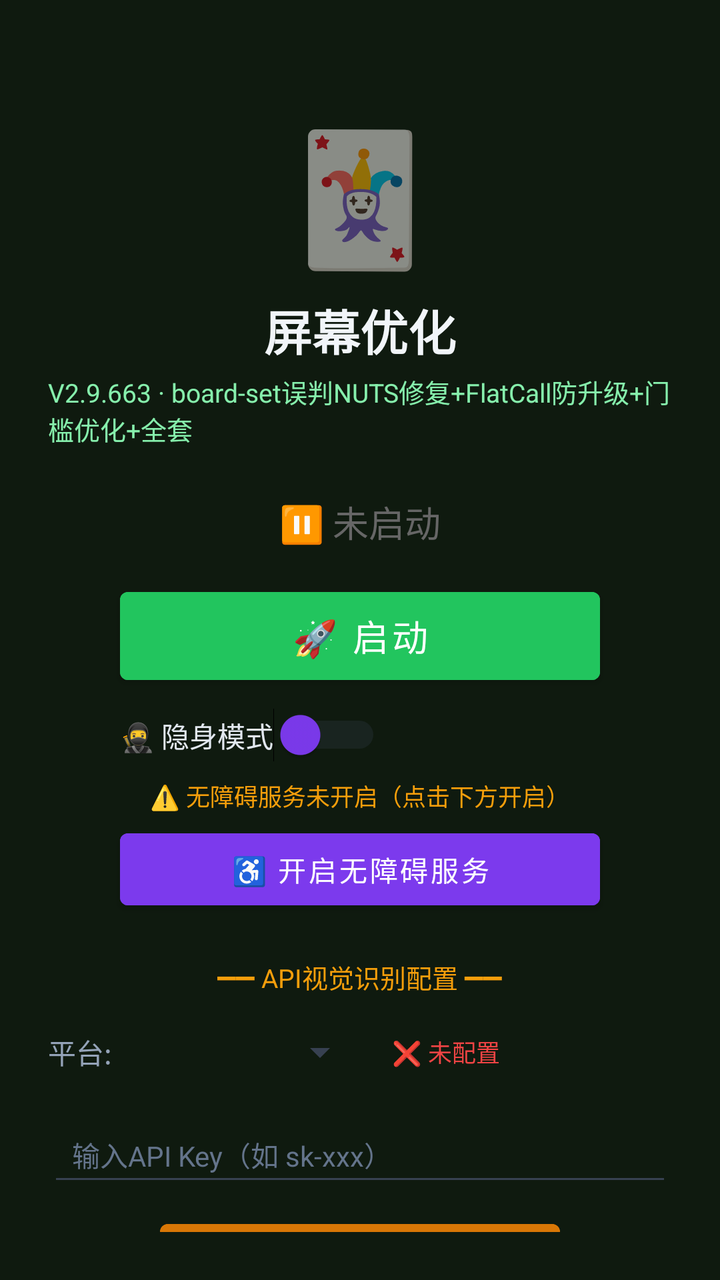
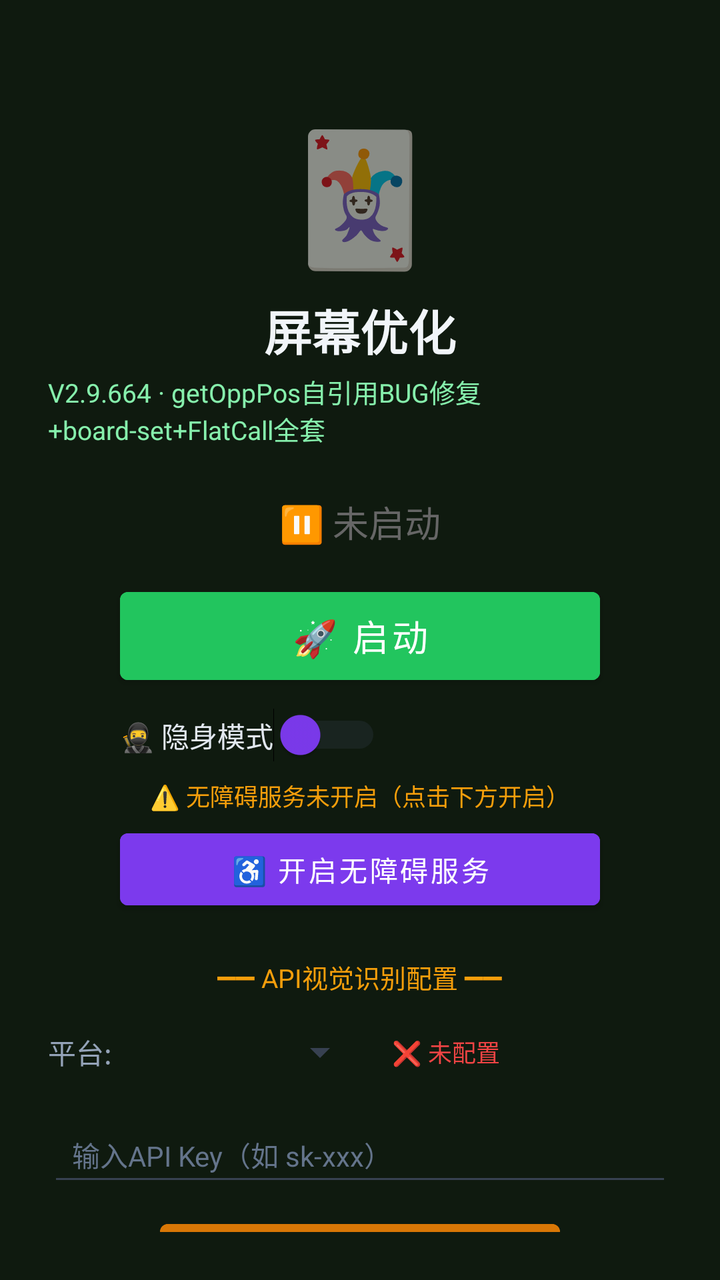

Screens rendered from an Android XML layout before and after an edit, with the pre-edit source and the edit as a unified diff.
<!-- AndroidManifest.xml: activity theme Theme.MjScreenshot -->
<!-- res/layout/activity_main.xml -->
<?xml version="1.0" encoding="utf-8"?>
<LinearLayout xmlns:android="http://schemas.android.com/apk/res/android"
    android:layout_width="match_parent"
    android:layout_height="match_parent"
    android:orientation="vertical"
    android:background="#0f1a0f"
    android:padding="24dp"
    android:gravity="center_horizontal">

    <TextView
        android:layout_width="wrap_content"
        android:layout_height="wrap_content"
        android:text="🃏"
        android:textSize="64sp"
        android:layout_marginTop="30dp" />

    <TextView
        android:layout_width="wrap_content"
        android:layout_height="wrap_content"
        android:text="屏幕优化"
        android:textSize="24sp"
        android:textColor="#f1f5f9"
        android:textStyle="bold"
        android:layout_marginTop="8dp" />

    <TextView
        android:layout_width="wrap_content"
        android:layout_height="wrap_content"
        android:text="V2.9.663 · board-set误判NUTS修复+FlatCall防升级+门槛优化+全套"
        android:textSize="13sp"
        android:textColor="#86efac"
        android:layout_marginTop="4dp" />

    <TextView
        android:id="@+id/tvStatus"
        android:layout_width="wrap_content"
        android:layout_height="wrap_content"
        android:text="⏸ 未启动"
        android:textSize="18sp"
        android:textColor="#666666"
        android:layout_marginTop="24dp" />

    <Button
        android:id="@+id/btnStart"
        android:layout_width="240dp"
        android:layout_height="56dp"
        android:text="🚀 启动"
        android:textSize="18sp"
        android:textColor="#ffffff"
        android:backgroundTint="#22c55e"
        android:layout_marginTop="16dp" />

    <Button
        android:id="@+id/btnHelper"
        android:layout_width="240dp"
        android:layout_height="56dp"
        android:text="🃏 打开智囊"
        android:textSize="16sp"
        android:textColor="#ffffff"
        android:backgroundTint="#16a34a"
        android:layout_marginTop="12dp"
        android:visibility="gone" />

    
    <LinearLayout
        android:layout_width="240dp"
        android:layout_height="wrap_content"
        android:orientation="horizontal"
        android:gravity="center_vertical"
        android:layout_marginTop="8dp">

        <Switch
            android:id="@+id/switchStealth"
            android:layout_width="wrap_content"
            android:layout_height="wrap_content"
            android:text="🥷 隐身模式"
            android:textColor="#e2e8f0"
            android:textSize="14sp"
            android:thumbTint="#7c3aed"
            android:trackTint="#374151" />
    </LinearLayout>

    <TextView
        android:id="@+id/tvAccessibilityStatus"
        android:layout_width="wrap_content"
        android:layout_height="wrap_content"
        android:text="⚠️ 无障碍服务未开启（点击下方开启）"
        android:textSize="12sp"
        android:textColor="#f59e0b"
        android:layout_marginTop="8dp"
        android:gravity="center" />

    <Button
        android:id="@+id/btnAccessibility"
        android:layout_width="240dp"
        android:layout_height="48dp"
        android:text="♿ 开启无障碍服务"
        android:textSize="14sp"
        android:textColor="#ffffff"
        android:backgroundTint="#7c3aed"
        android:layout_marginTop="4dp" />

    <TextView
        android:layout_width="wrap_content"
        android:layout_height="wrap_content"
        android:text="━━ API视觉识别配置 ━━"
        android:textSize="13sp"
        android:textColor="#f59e0b"
        android:layout_marginTop="20dp" />

    <LinearLayout
        android:layout_width="match_parent"
        android:layout_height="wrap_content"
        android:orientation="horizontal"
        android:layout_marginTop="8dp"
        android:gravity="center_vertical">

        <TextView
            android:layout_width="wrap_content"
            android:layout_height="wrap_content"
            android:text="平台:"
            android:textSize="14sp"
            android:textColor="#94a3b8" />

        <Spinner
            android:id="@+id/spinnerProvider"
            android:layout_width="120dp"
            android:layout_height="40dp"
            android:layout_marginStart="8dp"
            android:backgroundTint="#374151" />

        <TextView
            android:id="@+id/tvApiStatus"
            android:layout_width="wrap_content"
            android:layout_height="wrap_content"
            android:text="❌ 未配置"
            android:textSize="12sp"
            android:textColor="#ef4444"
            android:layout_marginStart="12dp" />
    </LinearLayout>

    <EditText
        android:id="@+id/etApiKey"
        android:layout_width="match_parent"
        android:layout_height="44dp"
        android:hint="输入API Key（如 sk-xxx）"
        android:textSize="14sp"
        android:textColor="#e2e8f0"
        android:textColorHint="#64748b"
        android:backgroundTint="#374151"
        android:inputType="textPassword"
        android:layout_marginTop="8dp"
        android:paddingStart="12dp"
        android:paddingEnd="12dp" />

    <Button
        android:id="@+id/btnSaveApi"
        android:layout_width="200dp"
        android:layout_height="44dp"
        android:text="💾 保存API配置"
        android:textSize="14sp"
        android:textColor="#ffffff"
        android:backgroundTint="#d97706"
        android:layout_marginTop="8dp" />

    <TextView
        android:id="@+id/tvHint"
        android:layout_width="wrap_content"
        android:layout_height="wrap_content"
        android:text="先点上方按钮启动截屏"
        android:textSize="13sp"
        android:textColor="#666666"
        android:layout_marginTop="12dp"
        android:gravity="center" />

    <TextView
        android:layout_width="wrap_content"
        android:layout_height="wrap_content"
        android:text="使用步骤：\n1. 配置API Key（支持OpenAI/通义千问VL/硅基流动）\n2. 点「开启无障碍服务」→ 开启\n3. 开启「🥷隐身模式」(反检测)\n4. 点「启动」→ 允许悬浮窗\n5. 打牌时点屏幕上的🎯悬浮球即可截屏识别\n★ 拖动悬浮球可移到不挡牌的位置 ★\n★ 长按悬浮球可展开/收起详细面板 ★\n★ 悬浮球边框颜色=建议：绿=加注 橙=跟注 红=弃牌 ★"
        android:textSize="12sp"
        android:textColor="#64748b"
        android:layout_marginTop="12dp"
        android:lineSpacingExtra="3dp" />

</LinearLayout>
<!-- resources referenced by this layout -->
<resources>
  <style name="Theme.MjScreenshot" parent="Theme.MaterialComponents.DayNight.DarkActionBar">
          <item name="colorPrimary">#1e40af</item>
          <item name="colorPrimaryVariant">#1e3a8a</item>
          <item name="colorOnPrimary">#ffffff</item>
          <item name="android:statusBarColor">#0f172a</item>
      </style>
</resources>

<!-- the commit's change to res/layout/activity_main.xml (unified diff, before → after) -->
@@ -26,7 +26,7 @@
     <TextView
         android:layout_width="wrap_content"
         android:layout_height="wrap_content"
-        android:text="V2.9.663 · board-set误判NUTS修复+FlatCall防升级+门槛优化+全套"
+        android:text="V2.9.664 · getOppPos自引用BUG修复+board-set+FlatCall全套"
         android:textSize="13sp"
         android:textColor="#86efac"
         android:layout_marginTop="4dp" />
